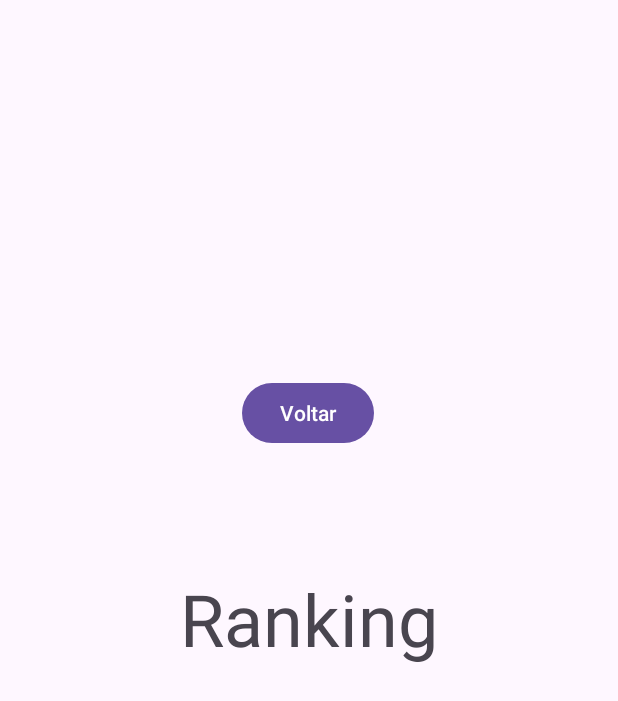
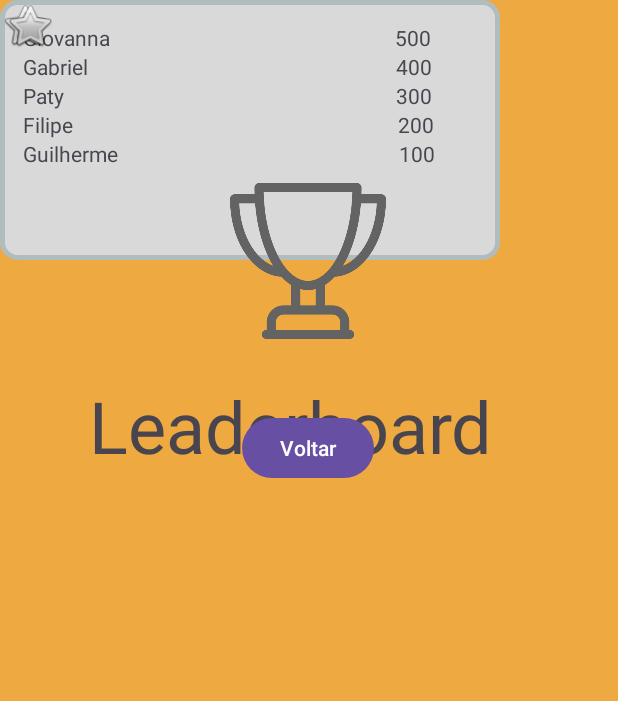
Before and after one commit to GabrielLima07/Jogo-da-velha-2, an Android app: the Ranking screen opened directly, with no data from a screen before it, on a phone screen of 412 x 824 dp. Shown: the top 701 px of the screen. Run offline under Robolectric (Android 15) with nearby library versions, the phone set to English and light mode, and no system bars.

Commit message:
add ranking activity e layout bg

```diff
--- /dev/null
+++ b/app/src/main/res/drawable/layout_bg.xml
@@ -0,0 +1,7 @@
+<?xml version="1.0" encoding="UTF-8"?>
+<shape xmlns:android="http://schemas.android.com/apk/res/android">
+    <solid android:color="#D9D9D9"/>
+    <stroke android:width="3dp" android:color="#B1BCBE" />
+    <corners android:radius="10dp"/>
+    <padding android:left="0dp" android:top="0dp" android:right="0dp" android:bottom="0dp" />
+</shape>
--- a/app/src/main/res/layout/activity_ranking.xml
+++ b/app/src/main/res/layout/activity_ranking.xml
@@ -2,30 +2,180 @@
 <androidx.constraintlayout.widget.ConstraintLayout xmlns:android="http://schemas.android.com/apk/res/android"
     xmlns:app="http://schemas.android.com/apk/res-auto"
     xmlns:tools="http://schemas.android.com/tools"
+    android:id="@+id/bgroundack"
     android:layout_width="match_parent"
     android:layout_height="match_parent"
+    android:background="#EFA941"
     tools:context=".activities.Ranking">
 
     <TextView
         android:id="@+id/textView3"
-        android:layout_width="wrap_content"
-        android:layout_height="wrap_content"
-        android:text="Ranking"
+        android:layout_width="322dp"
+        android:layout_height="58dp"
+        android:text="Leaderboard"
         android:textSize="48sp"
         app:layout_constraintBottom_toBottomOf="parent"
         app:layout_constraintEnd_toEndOf="parent"
+        app:layout_constraintHorizontal_bias="0.662"
         app:layout_constraintStart_toStartOf="parent"
-        app:layout_constraintTop_toTopOf="parent" />
+        app:layout_constraintTop_toTopOf="parent"
+        app:layout_constraintVertical_bias="0.328" />
 
     <Button
         android:id="@+id/button2"
         android:layout_width="wrap_content"
         android:layout_height="wrap_content"
         android:text="Voltar"
+        app:layout_constraintBottom_toBottomOf="parent"
+        app:layout_constraintEnd_toEndOf="parent"
+        app:layout_constraintHorizontal_bias="0.498"
+        app:layout_constraintStart_toStartOf="parent"
+        app:layout_constraintTop_toBottomOf="@+id/linearLayout"
+        app:layout_constraintVertical_bias="0.168" />
+
+    <LinearLayout
+        android:id="@+id/linearLayout"
+        android:layout_width="333dp"
+        android:layout_height="173dp"
+        android:background="@drawable/layout_bg"
+        android:orientation="vertical"
+        android:padding="15dp"
+        tools:layout_editor_absoluteX="37dp"
+        tools:layout_editor_absoluteY="322dp">
+
+        <LinearLayout
+            android:layout_width="303dp"
+            android:layout_height="wrap_content"
+            android:orientation="horizontal">
+
+            <TextView
+                android:id="@+id/textView12"
+                android:layout_width="wrap_content"
+                android:layout_height="wrap_content"
+                android:text="Giovanna" />
+
+            <TextView
+                android:id="@+id/textView20"
+                android:layout_width="wrap_content"
+                android:layout_height="wrap_content"
+                android:layout_marginLeft="190dp"
+                android:layout_weight="1"
+                android:text="500" />
+
+        </LinearLayout>
+
+        <LinearLayout
+            android:layout_width="304dp"
+            android:layout_height="wrap_content"
+            android:orientation="horizontal">
+
+            <TextView
+                android:id="@+id/textView11"
+                android:layout_width="55dp"
+                android:layout_height="wrap_content"
+                android:text="Gabriel" />
+
+            <TextView
+                android:id="@+id/textView19"
+                android:layout_width="wrap_content"
+                android:layout_height="wrap_content"
+                android:layout_marginLeft="193dp"
+                android:layout_weight="1"
+                android:text="400" />
+
+        </LinearLayout>
+
+        <LinearLayout
+            android:layout_width="303dp"
+            android:layout_height="wrap_content"
+            android:orientation="horizontal">
+
+            <TextView
+                android:id="@+id/textView8"
+                android:layout_width="61dp"
+                android:layout_height="wrap_content"
+                android:text="Paty" />
+
+            <TextView
+                android:id="@+id/textView18"
+                android:layout_width="wrap_content"
+                android:layout_height="wrap_content"
+                android:layout_marginLeft="187dp"
+                android:layout_weight="1"
+                android:text="300" />
+
+        </LinearLayout>
+
+        <LinearLayout
+            android:layout_width="303dp"
+            android:layout_height="wrap_content"
+            android:orientation="horizontal">
+
+            <TextView
+                android:id="@+id/textView9"
+                android:layout_width="60dp"
+                android:layout_height="wrap_content"
+                android:text="Filipe" />
+
+            <TextView
+                android:id="@+id/textView17"
+                android:layout_width="wrap_content"
+                android:layout_height="wrap_content"
+                android:layout_marginLeft="190dp"
+                android:layout_weight="1"
+                android:text="200" />
+
+        </LinearLayout>
+
+        <LinearLayout
+            android:layout_width="298dp"
+            android:layout_height="wrap_content"
+            android:orientation="horizontal">
+
+            <TextView
+                android:id="@+id/textView10"
+                android:layout_width="75dp"
+                android:layout_height="wrap_content"
+                android:text="Guilherme" />
+
+            <TextView
+                android:id="@+id/textView16"
+                android:layout_width="54dp"
+                android:layout_height="match_parent"
+                android:layout_marginLeft="175dp"
+                android:layout_weight="1"
+                android:text="100" />
+
+        </LinearLayout>
+
+    </LinearLayout>
+
+    <ImageView
+        android:id="@+id/imageView"
+        android:layout_width="140dp"
+        android:layout_height="104dp"
         app:layout_constraintBottom_toTopOf="@+id/textView3"
         app:layout_constraintEnd_toEndOf="parent"
         app:layout_constraintHorizontal_bias="0.498"
         app:layout_constraintStart_toStartOf="parent"
         app:layout_constraintTop_toTopOf="parent"
-        app:layout_constraintVertical_bias="0.758" />
+        app:layout_constraintVertical_bias="0.828"
+        app:srcCompat="@drawable/trophy" />
+
+    <ImageView
+        android:id="@+id/imageView2"
+        android:layout_width="33dp"
+        android:layout_height="33dp"
+        app:srcCompat="@android:drawable/btn_star"
+        tools:layout_editor_absoluteX="26dp"
+        tools:layout_editor_absoluteY="245dp" />
+
+    <ImageView
+        android:id="@+id/imageView3"
+        android:layout_width="40dp"
+        android:layout_height="34dp"
+        app:srcCompat="@android:drawable/btn_star"
+        tools:layout_editor_absoluteX="330dp"
+        tools:layout_editor_absoluteY="245dp" />
+
 </androidx.constraintlayout.widget.ConstraintLayout>
```
